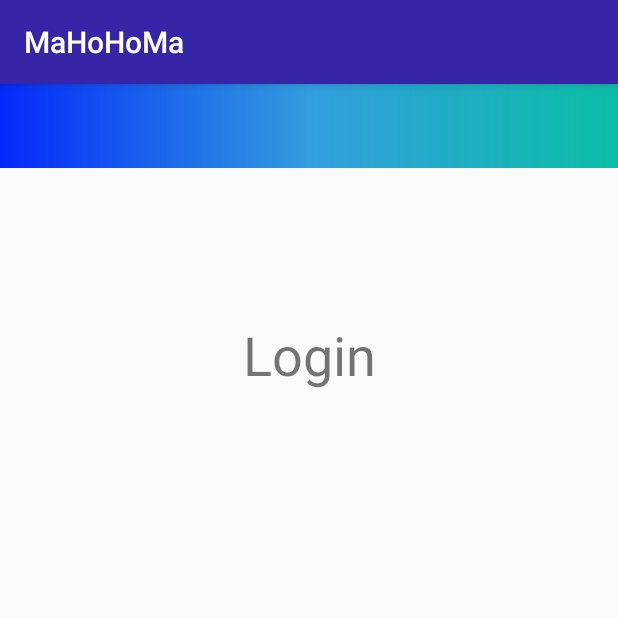
After one commit to Mango0000/MaHoHoMa2, an Android app: the LoginPage screen opened directly, with no data from a screen before it, on a phone screen of 412 x 824 dp, the top half of it. The commit adds this screen. Run offline under Robolectric (Android 15) with nearby library versions, the light colour scheme and no system bars; Roboto replaces fonts that are not available here.

Commit message:
Login-Page GUI FR

```diff
--- a/app/src/main/AndroidManifest.xml
+++ b/app/src/main/AndroidManifest.xml
@@ -2,7 +2,7 @@
 <manifest xmlns:android="http://schemas.android.com/apk/res/android"
     package="at.htlkaindorf.mahohoma">
 
-    <uses-permission android:name="android.permission.INTERNET"/>
+    <uses-permission android:name="android.permission.INTERNET" />
 
     <application
         android:allowBackup="true"
@@ -12,6 +12,7 @@
         android:supportsRtl="true"
         android:theme="@style/AppTheme"
         android:usesCleartextTraffic="true">
+        <activity android:name=".LoginPage"></activity>
         <activity
             android:name=".MainActivity"
             android:label="@string/app_name"
@@ -22,6 +23,7 @@
                 <category android:name="android.intent.category.LAUNCHER" />
             </intent-filter>
         </activity>
+
         <meta-data
             android:name="preloaded_fonts"
             android:resource="@array/preloaded_fonts" />
--- /dev/null
+++ b/app/src/main/java/at/htlkaindorf/mahohoma/LoginPage.java
@@ -0,0 +1,15 @@
+package at.htlkaindorf.mahohoma;
+
+import androidx.appcompat.app.AppCompatActivity;
+
+import android.os.Bundle;
+
+public class LoginPage extends AppCompatActivity {
+
+    @Override
+    protected void onCreate(Bundle savedInstanceState)
+    {
+        super.onCreate(savedInstanceState);
+        setContentView(R.layout.activity_login_page);
+    }
+}
--- /dev/null
+++ b/app/src/main/res/layout/activity_login_page.xml
@@ -0,0 +1,39 @@
+<?xml version="1.0" encoding="utf-8"?>
+<androidx.constraintlayout.widget.ConstraintLayout xmlns:android="http://schemas.android.com/apk/res/android"
+    xmlns:app="http://schemas.android.com/apk/res-auto"
+    xmlns:tools="http://schemas.android.com/tools"
+    android:layout_width="match_parent"
+    android:layout_height="match_parent"
+    tools:context=".LoginPage">
+
+
+
+    <LinearLayout
+        android:layout_width="match_parent"
+        android:layout_height="match_parent"
+        android:orientation="horizontal">
+
+        <LinearLayout
+            android:layout_width="match_parent"
+            android:layout_height="match_parent"
+            android:orientation="vertical">
+
+            <androidx.appcompat.widget.Toolbar
+                android:id="@+id/toolbar"
+                android:layout_width="match_parent"
+                android:layout_height="?attr/actionBarSize"
+                android:background="@drawable/top_bar"
+                app:popupTheme="@style/AppTheme.PopupOverlay" />
+
+            <TextView
+                android:id="@+id/textView2"
+                android:layout_width="match_parent"
+                android:layout_height="wrap_content"
+                android:layout_marginTop="100dp"
+                android:text="Login"
+                android:textAlignment="center"
+                android:textSize="36sp" />
+
+        </LinearLayout>
+    </LinearLayout>
+</androidx.constraintlayout.widget.ConstraintLayout>
```
Also changed, not shown: app/src/main/res/layout/fragment_home.xml (+10 -7 lines), app/src/main/res/layout/login_page.xml (deleted, +0 -79 lines).
